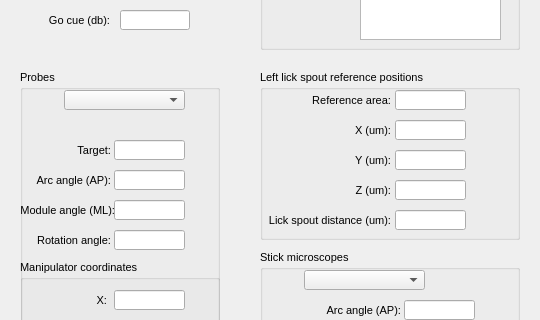
First picture: the form in src/foraging_gui/MetaData.ui, repository AllenNeuralDynamics/dynamic-foraging-task, before the edit; both pictures show x 0 to 540 and y 270 to 590 of the 540 by 680 pixel window.
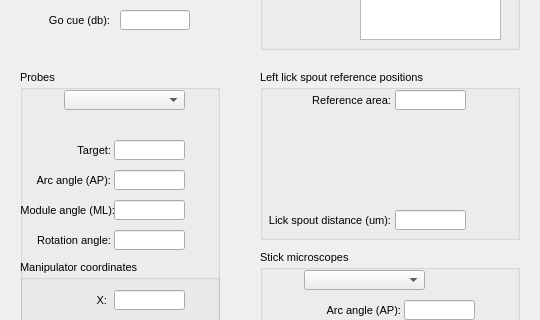
Second picture: the form after the edit.

```diff
--- a/src/foraging_gui/MetaData.ui
+++ b/src/foraging_gui/MetaData.ui
@@ -1218,138 +1218,6 @@
    <property name="title">
     <string>Left lick spout reference positions</string>
    </property>
-   <widget class="QLabel" name="label_94">
-    <property name="geometry">
-     <rect>
-      <x>40</x>
-      <y>80</y>
-      <width>91</width>
-      <height>20</height>
-     </rect>
-    </property>
-    <property name="sizePolicy">
-     <sizepolicy hsizetype="Expanding" vsizetype="Expanding">
-      <horstretch>0</horstretch>
-      <verstretch>0</verstretch>
-     </sizepolicy>
-    </property>
-    <property name="text">
-     <string>Y (um):</string>
-    </property>
-    <property name="textFormat">
-     <enum>Qt::AutoText</enum>
-    </property>
-    <property name="alignment">
-     <set>Qt::AlignRight|Qt::AlignTrailing|Qt::AlignVCenter</set>
-    </property>
-   </widget>
-   <widget class="QLineEdit" name="LickSpoutReferenceZ">
-    <property name="geometry">
-     <rect>
-      <x>135</x>
-      <y>110</y>
-      <width>71</width>
-      <height>20</height>
-     </rect>
-    </property>
-    <property name="sizePolicy">
-     <sizepolicy hsizetype="Expanding" vsizetype="Expanding">
-      <horstretch>0</horstretch>
-      <verstretch>0</verstretch>
-     </sizepolicy>
-    </property>
-    <property name="text">
-     <string/>
-    </property>
-   </widget>
-   <widget class="QLabel" name="label_92">
-    <property name="geometry">
-     <rect>
-      <x>40</x>
-      <y>50</y>
-      <width>91</width>
-      <height>20</height>
-     </rect>
-    </property>
-    <property name="sizePolicy">
-     <sizepolicy hsizetype="Expanding" vsizetype="Expanding">
-      <horstretch>0</horstretch>
-      <verstretch>0</verstretch>
-     </sizepolicy>
-    </property>
-    <property name="text">
-     <string>X (um):</string>
-    </property>
-    <property name="textFormat">
-     <enum>Qt::AutoText</enum>
-    </property>
-    <property name="alignment">
-     <set>Qt::AlignRight|Qt::AlignTrailing|Qt::AlignVCenter</set>
-    </property>
-   </widget>
-   <widget class="QLineEdit" name="LickSpoutReferenceY">
-    <property name="geometry">
-     <rect>
-      <x>135</x>
-      <y>80</y>
-      <width>71</width>
-      <height>20</height>
-     </rect>
-    </property>
-    <property name="sizePolicy">
-     <sizepolicy hsizetype="Expanding" vsizetype="Expanding">
-      <horstretch>0</horstretch>
-      <verstretch>0</verstretch>
-     </sizepolicy>
-    </property>
-    <property name="text">
-     <string/>
-    </property>
-   </widget>
-   <widget class="QLineEdit" name="LickSpoutReferenceX">
-    <property name="geometry">
-     <rect>
-      <x>135</x>
-      <y>50</y>
-      <width>71</width>
-      <height>20</height>
-     </rect>
-    </property>
-    <property name="sizePolicy">
-     <sizepolicy hsizetype="Expanding" vsizetype="Expanding">
-      <horstretch>0</horstretch>
-      <verstretch>0</verstretch>
-     </sizepolicy>
-    </property>
-    <property name="text">
-     <string/>
-    </property>
-   </widget>
-   <widget class="QLabel" name="label_93">
-    <property name="geometry">
-     <rect>
-      <x>40</x>
-      <y>110</y>
-      <width>91</width>
-      <height>20</height>
-     </rect>
-    </property>
-    <property name="sizePolicy">
-     <sizepolicy hsizetype="Expanding" vsizetype="Expanding">
-      <horstretch>0</horstretch>
-      <verstretch>0</verstretch>
-     </sizepolicy>
-    </property>
-    <property name="text">
-     <string>Z (um):</string>
-    </property>
-    <property name="textFormat">
-     <enum>Qt::AutoText</enum>
-    </property>
-    <property name="alignment">
-     <set>Qt::AlignRight|Qt::AlignTrailing|Qt::AlignVCenter</set>
-    </property>
-   </widget>
    <widget class="QLineEdit" name="LickSpoutReferenceArea">
     <property name="geometry">
      <rect>
```
Left out of the diff: 3 changed lines with no effect on the pictures.
